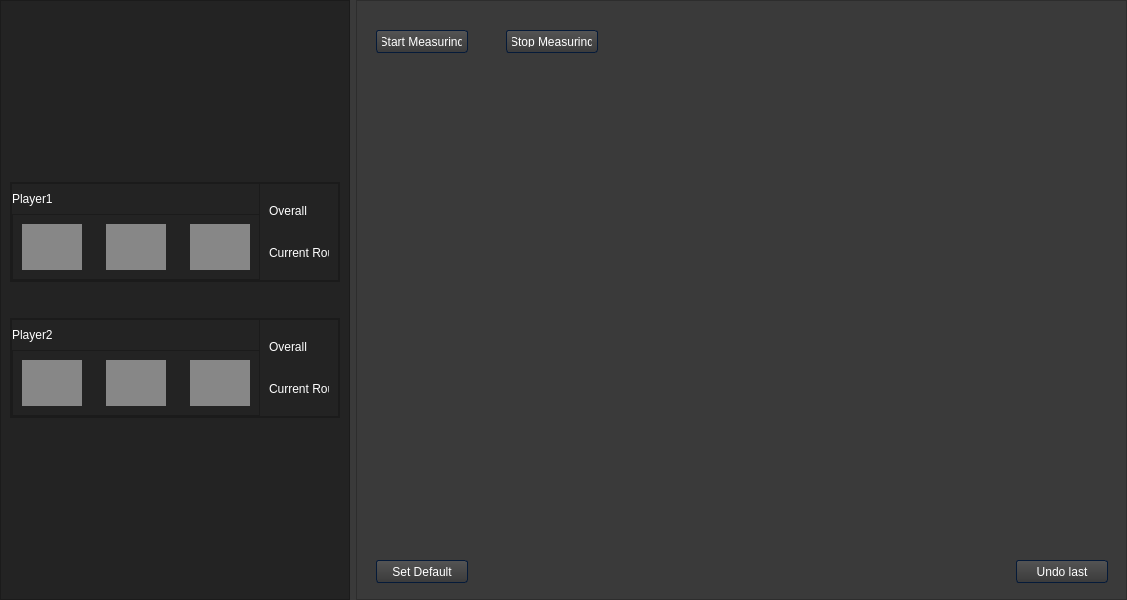
LarsG21/Darts_Project, file dart_main_gui.ui: the form before one commit.
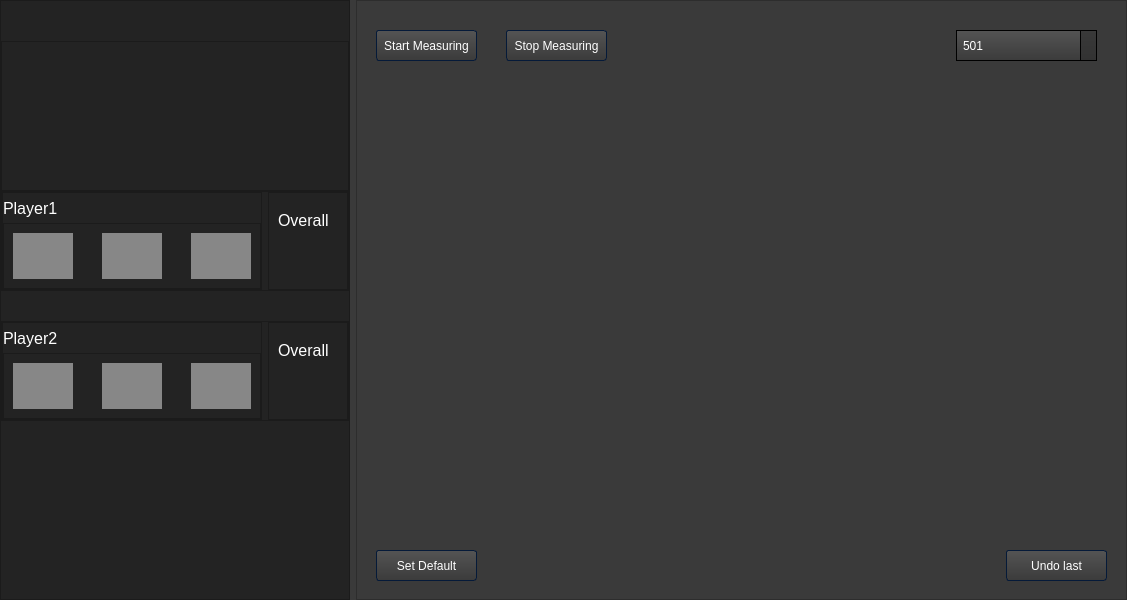
The form after the commit. Icons and pictures are not drawn.

Diff of the .ui file:
```diff
--- a/dart_main_gui.ui
+++ b/dart_main_gui.ui
@@ -1047,11 +1047,84 @@
        <enum>QFrame::Raised</enum>
       </property>
       <layout class="QVBoxLayout" name="verticalLayout">
+       <property name="spacing">
+        <number>0</number>
+       </property>
+       <property name="leftMargin">
+        <number>0</number>
+       </property>
+       <property name="topMargin">
+        <number>0</number>
+       </property>
+       <property name="rightMargin">
+        <number>0</number>
+       </property>
+       <property name="bottomMargin">
+        <number>0</number>
+       </property>
        <item>
         <spacer name="verticalSpacer_2">
          <property name="orientation">
           <enum>Qt::Vertical</enum>
          </property>
+         <property name="sizeType">
+          <enum>QSizePolicy::Fixed</enum>
+         </property>
+         <property name="sizeHint" stdset="0">
+          <size>
+           <width>20</width>
+           <height>40</height>
+          </size>
+         </property>
+        </spacer>
+       </item>
+       <item>
+        <widget class="QFrame" name="frame_3">
+         <property name="minimumSize">
+          <size>
+           <width>0</width>
+           <height>150</height>
+          </size>
+         </property>
+         <property name="frameShape">
+          <enum>QFrame::StyledPanel</enum>
+         </property>
+         <property name="frameShadow">
+          <enum>QFrame::Raised</enum>
+         </property>
+         <layout class="QHBoxLayout" name="horizontalLayout_6">
+          <item>
+           <widget class="QLabel" name="label">
+            <property name="maximumSize">
+             <size>
+              <width>200</width>
+              <height>200</height>
+             </size>
+            </property>
+            <property name="styleSheet">
+             <string notr="true">color: rgb(255, 255, 255);
+
+selection-background-color: rgb(255, 255, 255);</string>
+            </property>
+            <property name="text">
+             <string/>
+            </property>
+            <property name="pixmap">
+             <pixmap>icons/darts-logo_white.png</pixmap>
+            </property>
+            <property name="scaledContents">
+             <bool>true</bool>
+            </property>
+           </widget>
+          </item>
+         </layout>
+        </widget>
+       </item>
+       <item>
+        <spacer name="verticalSpacer_5">
+         <property name="orientation">
+          <enum>Qt::Vertical</enum>
+         </property>
          <property name="sizeHint" stdset="0">
           <size>
            <width>20</width>
@@ -1131,6 +1204,11 @@
                  <height>30</height>
                 </size>
                </property>
+               <property name="font">
+                <font>
+                 <pointsize>12</pointsize>
+                </font>
+               </property>
                <property name="text">
                 <string>Player1</string>
                </property>
@@ -1153,6 +1231,11 @@
                     <height>0</height>
                    </size>
                   </property>
+                  <property name="font">
+                   <font>
+                    <pointsize>12</pointsize>
+                   </font>
+                  </property>
                   <property name="styleSheet">
                    <string notr="true">background-color: rgb(135, 135, 135);</string>
                   </property>
@@ -1182,6 +1265,11 @@
                     <height>0</height>
                    </size>
                   </property>
+                  <property name="font">
+                   <font>
+                    <pointsize>12</pointsize>
+                   </font>
+                  </property>
                   <property name="styleSheet">
                    <string notr="true">background-color: rgb(135, 135, 135);</string>
                   </property>
@@ -1211,6 +1299,11 @@
                     <height>0</height>
                    </size>
                   </property>
+                  <property name="font">
+                   <font>
+                    <pointsize>12</pointsize>
+                   </font>
+                  </property>
                   <property name="styleSheet">
                    <string notr="true">background-color: rgb(135, 135, 135);</string>
                   </property>
@@ -1255,6 +1348,11 @@
             <layout class="QVBoxLayout" name="verticalLayout_2">
              <item>
               <widget class="QLabel" name="player1_overall">
+               <property name="font">
+                <font>
+                 <pointsize>12</pointsize>
+                </font>
+               </property>
                <property name="styleSheet">
                 <string notr="true"/>
                </property>
@@ -1265,8 +1363,13 @@
              </item>
              <item>
               <widget class="QLabel" name="player1_sum_round">
+               <property name="font">
+                <font>
+                 <pointsize>12</pointsize>
+                </font>
+               </property>
                <property name="text">
-                <string>Current Round</string>
+                <string/>
                </property>
               </widget>
              </item>
@@ -1363,6 +1466,11 @@
                  <height>30</height>
                 </size>
                </property>
+               <property name="font">
+                <font>
+                 <pointsize>12</pointsize>
+                </font>
+               </property>
                <property name="text">
                 <string>Player2</string>
                </property>
@@ -1385,6 +1493,11 @@
                     <height>0</height>
                    </size>
                   </property>
+                  <property name="font">
+                   <font>
+                    <pointsize>12</pointsize>
+                   </font>
+                  </property>
                   <property name="styleSheet">
                    <string notr="true">background-color: rgb(135, 135, 135);</string>
                   </property>
@@ -1414,6 +1527,11 @@
                     <height>0</height>
                    </size>
                   </property>
+                  <property name="font">
+                   <font>
+                    <pointsize>12</pointsize>
+                   </font>
+                  </property>
                   <property name="styleSheet">
                    <string notr="true">background-color: rgb(135, 135, 135);</string>
                   </property>
@@ -1443,6 +1561,11 @@
                     <height>0</height>
                    </size>
                   </property>
+                  <property name="font">
+                   <font>
+                    <pointsize>12</pointsize>
+                   </font>
+                  </property>
                   <property name="styleSheet">
                    <string notr="true">background-color: rgb(135, 135, 135);</string>
                   </property>
@@ -1487,6 +1610,11 @@
             <layout class="QVBoxLayout" name="verticalLayout_5">
              <item>
               <widget class="QLabel" name="player2_overall">
+               <property name="font">
+                <font>
+                 <pointsize>12</pointsize>
+                </font>
+               </property>
                <property name="text">
                 <string>Overall</string>
                </property>
@@ -1494,8 +1622,13 @@
              </item>
              <item>
               <widget class="QLabel" name="player2_sum_round">
+               <property name="font">
+                <font>
+                 <pointsize>12</pointsize>
+                </font>
+               </property>
                <property name="text">
-                <string>Current Round</string>
+                <string/>
                </property>
               </widget>
              </item>
@@ -1505,6 +1638,37 @@
          </layout>
         </widget>
        </item>
+       <item>
+        <spacer name="verticalSpacer_4">
+         <property name="orientation">
+          <enum>Qt::Vertical</enum>
+         </property>
+         <property name="sizeType">
+          <enum>QSizePolicy::Fixed</enum>
+         </property>
+         <property name="sizeHint" stdset="0">
+          <size>
+           <width>20</width>
+           <height>40</height>
+          </size>
+         </property>
+        </spacer>
+       </item>
+       <item>
+        <widget class="QLabel" name="press_enter_label">
+         <property name="font">
+          <font>
+           <pointsize>12</pointsize>
+          </font>
+         </property>
+         <property name="styleSheet">
+          <string notr="true">color: rgb(255, 0, 0);</string>
+         </property>
+         <property name="text">
+          <string/>
+         </property>
+        </widget>
+       </item>
        <item>
         <spacer name="verticalSpacer_3">
          <property name="orientation">
@@ -1533,9 +1697,9 @@
        <property name="geometry">
         <rect>
          <x>20</x>
-         <y>560</y>
-         <width>92</width>
-         <height>23</height>
+         <y>550</y>
+         <width>101</width>
+         <height>31</height>
         </rect>
        </property>
        <property name="text">
@@ -1547,8 +1711,8 @@
         <rect>
          <x>20</x>
          <y>30</y>
-         <width>92</width>
-         <height>23</height>
+         <width>101</width>
+         <height>31</height>
         </rect>
        </property>
        <property name="text">
@@ -1560,8 +1724,8 @@
         <rect>
          <x>150</x>
          <y>30</y>
-         <width>92</width>
-         <height>23</height>
+         <width>101</width>
+         <height>31</height>
         </rect>
        </property>
        <property name="text">
@@ -1571,10 +1735,10 @@
       <widget class="QPushButton" name="undo_last_throw_button">
        <property name="geometry">
         <rect>
-         <x>660</x>
-         <y>560</y>
-         <width>92</width>
-         <height>23</height>
+         <x>650</x>
+         <y>550</y>
+         <width>101</width>
+         <height>31</height>
         </rect>
        </property>
        <property name="text">
@@ -1597,6 +1761,26 @@
         <pixmap>Resources/Anonymous_dartboard.svg</pixmap>
        </property>
       </widget>
+      <widget class="QComboBox" name="initial_score_comboBox">
+       <property name="geometry">
+        <rect>
+         <x>600</x>
+         <y>30</y>
+         <width>141</width>
+         <height>31</height>
+        </rect>
+       </property>
+       <item>
+        <property name="text">
+         <string>501</string>
+        </property>
+       </item>
+       <item>
+        <property name="text">
+         <string>301</string>
+        </property>
+       </item>
+      </widget>
      </widget>
     </item>
    </layout>
```
